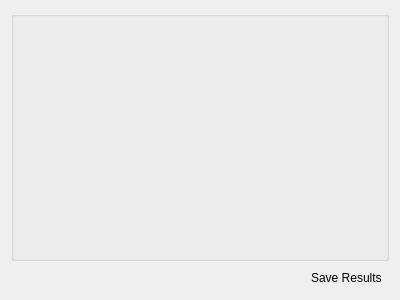
Above: view/results/genericcomparisonwidget.ui from Joensw/RCAIT before the change. Below: the same form after it.
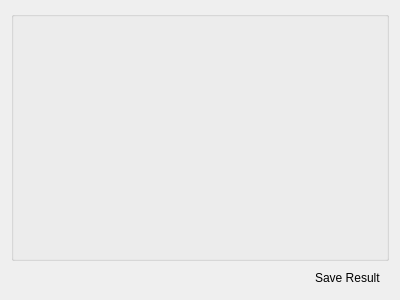
That is the form after the change. Icons and pictures are not drawn.

Commit message: Rename save button text 'Save results' to 'Save result' which is more accurate

```diff
--- a/view/results/genericcomparisonwidget.ui
+++ b/view/results/genericcomparisonwidget.ui
@@ -72,7 +72,7 @@
         <enum>Qt::RightToLeft</enum>
        </property>
        <property name="text">
-        <string>Save Results </string>
+        <string>Save Result </string>
        </property>
        <property name="icon">
         <iconset resource="../../UI_Icons.qrc">
```
